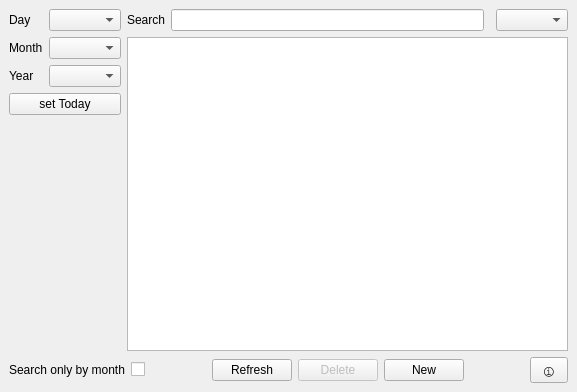
Old version of the form mainwindow.ui in the repository dr3mro/SimpleStorage.
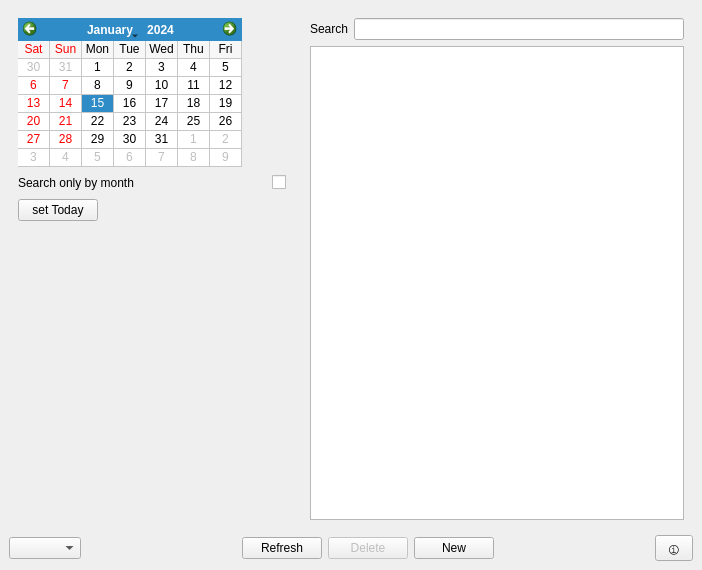
New version of the form. Custom widgets are drawn as their Qt base class.

The edit to the form file:
```diff
--- a/mainwindow.ui
+++ b/mainwindow.ui
@@ -6,139 +6,23 @@
    <rect>
     <x>0</x>
     <y>0</y>
-    <width>577</width>
-    <height>392</height>
+    <width>702</width>
+    <height>570</height>
    </rect>
   </property>
   <property name="windowTitle">
    <string>Accountant</string>
   </property>
   <widget class="QWidget" name="centralwidget">
-   <layout class="QGridLayout" name="gridLayout_2">
-    <item row="2" column="0" rowspan="2">
-     <layout class="QGridLayout" name="gridLayout">
-      <item row="0" column="1">
-       <widget class="QComboBox" name="day"/>
-      </item>
-      <item row="0" column="0">
-       <widget class="QLabel" name="label_3">
-        <property name="text">
-         <string>Day</string>
-        </property>
-       </widget>
-      </item>
-      <item row="1" column="1">
-       <widget class="QComboBox" name="month"/>
-      </item>
-      <item row="2" column="1">
-       <widget class="QComboBox" name="year"/>
-      </item>
-      <item row="1" column="0">
-       <widget class="QLabel" name="label">
-        <property name="text">
-         <string>Month</string>
-        </property>
-       </widget>
-      </item>
-      <item row="2" column="0">
-       <widget class="QLabel" name="label_2">
-        <property name="text">
-         <string>Year</string>
-        </property>
-       </widget>
-      </item>
-     </layout>
-    </item>
-    <item row="2" column="2">
-     <widget class="QLineEdit" name="filter"/>
-    </item>
-    <item row="2" column="1">
-     <widget class="QLabel" name="label_4">
-      <property name="text">
-       <string>Search</string>
-      </property>
-     </widget>
-    </item>
-    <item row="2" column="4">
-     <widget class="QComboBox" name="setLang">
-      <property name="currentText">
-       <string/>
-      </property>
-     </widget>
-    </item>
-    <item row="5" column="0">
-     <spacer name="verticalSpacer">
-      <property name="orientation">
-       <enum>Qt::Vertical</enum>
-      </property>
-      <property name="sizeHint" stdset="0">
-       <size>
-        <width>20</width>
-        <height>233</height>
-       </size>
-      </property>
-     </spacer>
-    </item>
-    <item row="3" column="1" rowspan="5" colspan="4">
-     <widget class="QTableView" name="tableView">
-      <property name="editTriggers">
-       <set>QAbstractItemView::AllEditTriggers</set>
-      </property>
-      <property name="alternatingRowColors">
-       <bool>true</bool>
-      </property>
-      <property name="selectionMode">
-       <enum>QAbstractItemView::SingleSelection</enum>
-      </property>
-      <property name="selectionBehavior">
-       <enum>QAbstractItemView::SelectRows</enum>
-      </property>
-     </widget>
-    </item>
-    <item row="4" column="0">
-     <widget class="QPushButton" name="resetDate_button">
-      <property name="text">
-       <string>set Today</string>
-      </property>
-     </widget>
-    </item>
-    <item row="6" column="0">
-     <widget class="QLabel" name="sum">
-      <property name="font">
-       <font>
-        <pointsize>24</pointsize>
-       </font>
-      </property>
-      <property name="text">
-       <string/>
-      </property>
-     </widget>
-    </item>
-    <item row="8" column="0" colspan="5">
+   <layout class="QGridLayout" name="gridLayout_3">
+    <item row="2" column="0" colspan="2">
      <layout class="QHBoxLayout" name="horizontalLayout">
       <item>
-       <layout class="QHBoxLayout" name="horizontalLayout_2">
-        <item>
-         <widget class="QLabel" name="label_5">
-          <property name="text">
-           <string>Search only by month</string>
-          </property>
-         </widget>
-        </item>
-        <item>
-         <widget class="Switch" name="searchByMonth">
-          <property name="sizePolicy">
-           <sizepolicy hsizetype="Fixed" vsizetype="Fixed">
-            <horstretch>0</horstretch>
-            <verstretch>0</verstretch>
-           </sizepolicy>
-          </property>
-          <property name="text">
-           <string/>
-          </property>
-         </widget>
-        </item>
-       </layout>
+       <widget class="QComboBox" name="setLang">
+        <property name="currentText">
+         <string/>
+        </property>
+       </widget>
       </item>
       <item>
        <spacer name="horizontalSpacer">
@@ -217,6 +101,257 @@
       </item>
      </layout>
     </item>
+    <item row="0" column="0">
+     <widget class="QWidget" name="widget" native="true">
+      <property name="sizePolicy">
+       <sizepolicy hsizetype="Maximum" vsizetype="Maximum">
+        <horstretch>0</horstretch>
+        <verstretch>0</verstretch>
+       </sizepolicy>
+      </property>
+      <layout class="QGridLayout" name="gridLayout">
+       <item row="0" column="0">
+        <widget class="QCalendarWidget" name="calendarWidget">
+         <property name="sizePolicy">
+          <sizepolicy hsizetype="Maximum" vsizetype="Maximum">
+           <horstretch>0</horstretch>
+           <verstretch>0</verstretch>
+          </sizepolicy>
+         </property>
+         <property name="minimumDate">
+          <date>
+           <year>2021</year>
+           <month>1</month>
+           <day>1</day>
+          </date>
+         </property>
+         <property name="maximumDate">
+          <date>
+           <year>2100</year>
+           <month>12</month>
+           <day>31</day>
+          </date>
+         </property>
+         <property name="firstDayOfWeek">
+          <enum>Qt::Saturday</enum>
+         </property>
+         <property name="gridVisible">
+          <bool>true</bool>
+         </property>
+         <property name="verticalHeaderFormat">
+          <enum>QCalendarWidget::NoVerticalHeader</enum>
+         </property>
+        </widget>
+       </item>
+       <item row="1" column="0">
+        <layout class="QHBoxLayout" name="horizontalLayout_2">
+         <item>
+          <widget class="QLabel" name="label_5">
+           <property name="sizePolicy">
+            <sizepolicy hsizetype="Maximum" vsizetype="Maximum">
+             <horstretch>0</horstretch>
+             <verstretch>0</verstretch>
+            </sizepolicy>
+           </property>
+           <property name="text">
+            <string>Search only by month</string>
+           </property>
+          </widget>
+         </item>
+         <item>
+          <spacer name="horizontalSpacer_3">
+           <property name="orientation">
+            <enum>Qt::Horizontal</enum>
+           </property>
+           <property name="sizeHint" stdset="0">
+            <size>
+             <width>40</width>
+             <height>20</height>
+            </size>
+           </property>
+          </spacer>
+         </item>
+         <item>
+          <widget class="Switch" name="searchByMonth">
+           <property name="sizePolicy">
+            <sizepolicy hsizetype="Maximum" vsizetype="Fixed">
+             <horstretch>0</horstretch>
+             <verstretch>0</verstretch>
+            </sizepolicy>
+           </property>
+           <property name="text">
+            <string/>
+           </property>
+          </widget>
+         </item>
+        </layout>
+       </item>
+       <item row="2" column="0">
+        <layout class="QHBoxLayout" name="horizontalLayout_4">
+         <item>
+          <widget class="QPushButton" name="resetDate_button">
+           <property name="sizePolicy">
+            <sizepolicy hsizetype="Maximum" vsizetype="Maximum">
+             <horstretch>0</horstretch>
+             <verstretch>0</verstretch>
+            </sizepolicy>
+           </property>
+           <property name="text">
+            <string>set Today</string>
+           </property>
+          </widget>
+         </item>
+         <item>
+          <spacer name="horizontalSpacer_4">
+           <property name="orientation">
+            <enum>Qt::Horizontal</enum>
+           </property>
+           <property name="sizeHint" stdset="0">
+            <size>
+             <width>188</width>
+             <height>20</height>
+            </size>
+           </property>
+          </spacer>
+         </item>
+        </layout>
+       </item>
+       <item row="3" column="0">
+        <spacer name="verticalSpacer_2">
+         <property name="orientation">
+          <enum>Qt::Vertical</enum>
+         </property>
+         <property name="sizeHint" stdset="0">
+          <size>
+           <width>20</width>
+           <height>40</height>
+          </size>
+         </property>
+        </spacer>
+       </item>
+       <item row="4" column="0">
+        <layout class="QHBoxLayout" name="horizontalLayout_5">
+         <item>
+          <spacer name="horizontalSpacer_5">
+           <property name="orientation">
+            <enum>Qt::Horizontal</enum>
+           </property>
+           <property name="sizeHint" stdset="0">
+            <size>
+             <width>40</width>
+             <height>20</height>
+            </size>
+           </property>
+          </spacer>
+         </item>
+         <item>
+          <widget class="QLabel" name="sum">
+           <property name="font">
+            <font>
+             <pointsize>24</pointsize>
+            </font>
+           </property>
+           <property name="text">
+            <string/>
+           </property>
+          </widget>
+         </item>
+         <item>
+          <spacer name="horizontalSpacer_6">
+           <property name="orientation">
+            <enum>Qt::Horizontal</enum>
+           </property>
+           <property name="sizeHint" stdset="0">
+            <size>
+             <width>40</width>
+             <height>20</height>
+            </size>
+           </property>
+          </spacer>
+         </item>
+        </layout>
+       </item>
+       <item row="5" column="0">
+        <spacer name="verticalSpacer">
+         <property name="orientation">
+          <enum>Qt::Vertical</enum>
+         </property>
+         <property name="sizeType">
+          <enum>QSizePolicy::Expanding</enum>
+         </property>
+         <property name="sizeHint" stdset="0">
+          <size>
+           <width>138</width>
+           <height>128</height>
+          </size>
+         </property>
+        </spacer>
+       </item>
+      </layout>
+     </widget>
+    </item>
+    <item row="1" column="0">
+     <spacer name="verticalSpacer_3">
+      <property name="orientation">
+       <enum>Qt::Vertical</enum>
+      </property>
+      <property name="sizeHint" stdset="0">
+       <size>
+        <width>20</width>
+        <height>40</height>
+       </size>
+      </property>
+     </spacer>
+    </item>
+    <item row="0" column="1" rowspan="2">
+     <widget class="QWidget" name="widget_2" native="true">
+      <layout class="QGridLayout" name="gridLayout_2">
+       <item row="0" column="0">
+        <layout class="QHBoxLayout" name="horizontalLayout_3">
+         <item>
+          <widget class="QLabel" name="label_4">
+           <property name="sizePolicy">
+            <sizepolicy hsizetype="Fixed" vsizetype="Preferred">
+             <horstretch>0</horstretch>
+             <verstretch>0</verstretch>
+            </sizepolicy>
+           </property>
+           <property name="text">
+            <string>Search</string>
+           </property>
+          </widget>
+         </item>
+         <item>
+          <widget class="QLineEdit" name="filter">
+           <property name="sizePolicy">
+            <sizepolicy hsizetype="Expanding" vsizetype="Maximum">
+             <horstretch>0</horstretch>
+             <verstretch>0</verstretch>
+            </sizepolicy>
+           </property>
+          </widget>
+         </item>
+        </layout>
+       </item>
+       <item row="1" column="0">
+        <widget class="QTableView" name="tableView">
+         <property name="editTriggers">
+          <set>QAbstractItemView::AllEditTriggers</set>
+         </property>
+         <property name="alternatingRowColors">
+          <bool>true</bool>
+         </property>
+         <property name="selectionMode">
+          <enum>QAbstractItemView::SingleSelection</enum>
+         </property>
+         <property name="selectionBehavior">
+          <enum>QAbstractItemView::SelectRows</enum>
+         </property>
+        </widget>
+       </item>
+      </layout>
+     </widget>
+    </item>
    </layout>
   </widget>
  </widget>
```
